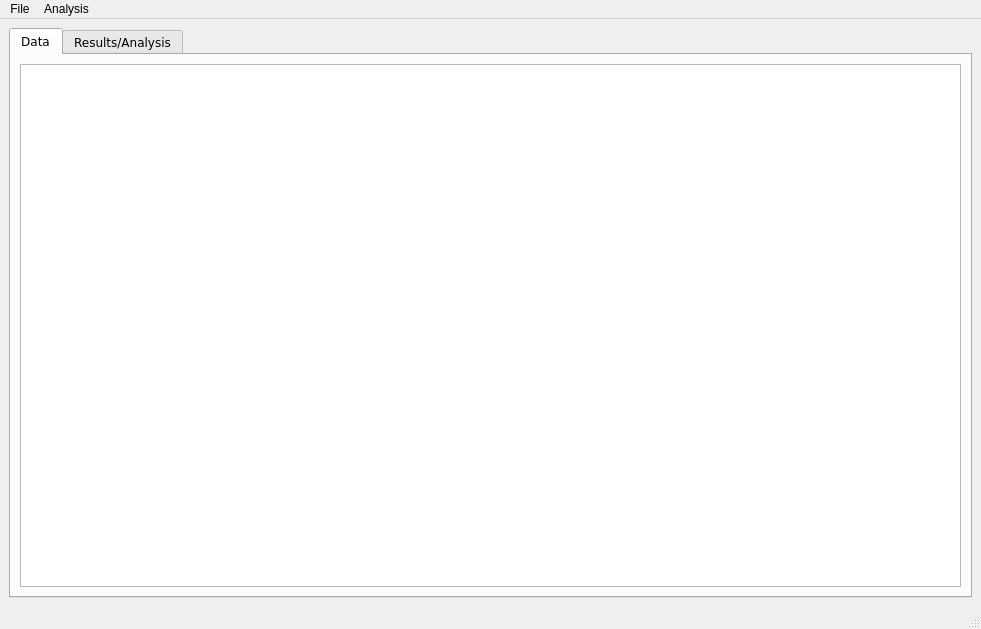
The window that meta.ui (bwallace/OpenMeta-analyst-) describes before a commit, drawn with Qt 5.
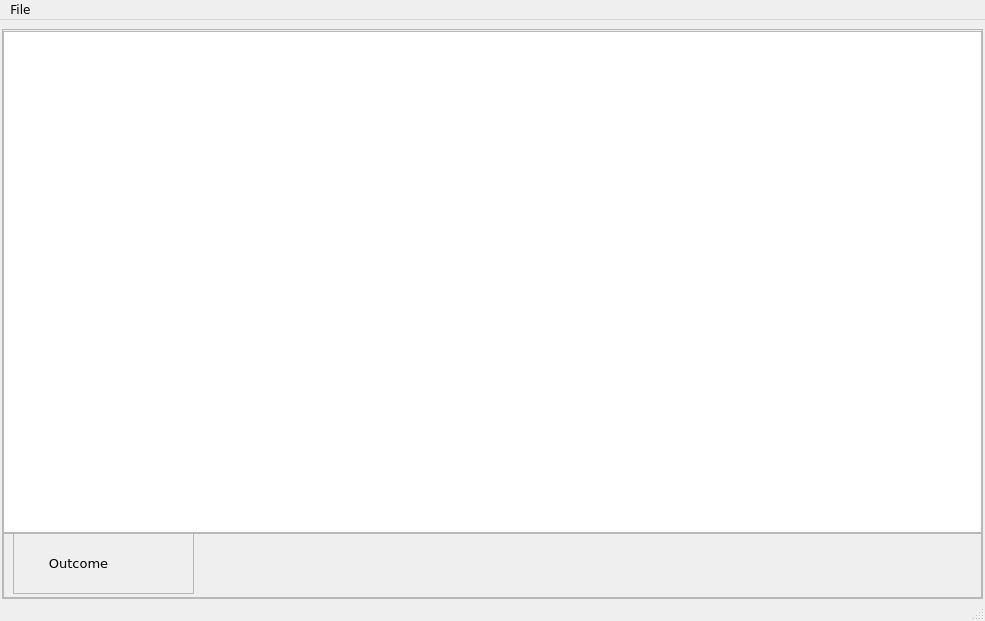
The same window after the commit. Icons and pictures are not drawn.

What changed in the file:
```diff
--- a/meta.ui
+++ b/meta.ui
@@ -6,10 +6,15 @@
    <rect>
     <x>0</x>
     <y>0</y>
-    <width>981</width>
-    <height>629</height>
+    <width>985</width>
+    <height>621</height>
    </rect>
   </property>
+  <property name="font">
+   <font>
+    <family>Verdana</family>
+   </font>
+  </property>
   <property name="windowTitle">
    <string>OpenMeta</string>
   </property>
@@ -18,35 +23,263 @@
     <normaloff>images/meta.png</normaloff>images/meta.png</iconset>
   </property>
   <widget class="QWidget" name="centralwidget">
+   <property name="font">
+    <font>
+     <family>Verdana</family>
+    </font>
+   </property>
+   <property name="cursor">
+    <cursorShape>ArrowCursor</cursorShape>
+   </property>
    <layout class="QHBoxLayout" name="horizontalLayout">
+    <property name="spacing">
+     <number>0</number>
+    </property>
+    <property name="leftMargin">
+     <number>2</number>
+    </property>
+    <property name="rightMargin">
+     <number>2</number>
+    </property>
+    <property name="bottomMargin">
+     <number>0</number>
+    </property>
     <item>
-     <widget class="QTabWidget" name="tabWidget">
-      <property name="font">
-       <font>
-        <family>Verdana</family>
-       </font>
+     <widget class="QFrame" name="nav_frame">
+      <property name="frameShape">
+       <enum>QFrame::StyledPanel</enum>
       </property>
-      <property name="currentIndex">
-       <number>0</number>
+      <property name="frameShadow">
+       <enum>QFrame::Raised</enum>
       </property>
-      <widget class="QWidget" name="dataTab">
-       <property name="statusTip">
-        <string/>
+      <layout class="QVBoxLayout" name="verticalLayout_2">
+       <property name="spacing">
+        <number>1</number>
        </property>
-       <attribute name="title">
-        <string>Data</string>
-       </attribute>
-       <layout class="QHBoxLayout" name="horizontalLayout_2">
-        <item>
-         <widget class="QTableView" name="tableView"/>
-        </item>
-       </layout>
-      </widget>
-      <widget class="QWidget" name="resultsTab">
-       <attribute name="title">
-        <string>Results/Analysis</string>
-       </attribute>
-      </widget>
+       <property name="leftMargin">
+        <number>0</number>
+       </property>
+       <property name="topMargin">
+        <number>1</number>
+       </property>
+       <property name="rightMargin">
+        <number>0</number>
+       </property>
+       <property name="bottomMargin">
+        <number>0</number>
+       </property>
+       <item>
+        <layout class="QVBoxLayout" name="verticalLayout">
+         <property name="spacing">
+          <number>0</number>
+         </property>
+         <property name="bottomMargin">
+          <number>0</number>
+         </property>
+         <item>
+          <widget class="QTableView" name="tableView">
+           <property name="sizePolicy">
+            <sizepolicy hsizetype="Expanding" vsizetype="Expanding">
+             <horstretch>0</horstretch>
+             <verstretch>0</verstretch>
+            </sizepolicy>
+           </property>
+          </widget>
+         </item>
+         <item>
+          <widget class="QFrame" name="frame">
+           <property name="minimumSize">
+            <size>
+             <width>0</width>
+             <height>65</height>
+            </size>
+           </property>
+           <property name="frameShape">
+            <enum>QFrame::StyledPanel</enum>
+           </property>
+           <property name="frameShadow">
+            <enum>QFrame::Raised</enum>
+           </property>
+           <widget class="QFrame" name="frame_2">
+            <property name="geometry">
+             <rect>
+              <x>10</x>
+              <y>0</y>
+              <width>181</width>
+              <height>61</height>
+             </rect>
+            </property>
+            <property name="frameShape">
+             <enum>QFrame::StyledPanel</enum>
+            </property>
+            <property name="frameShadow">
+             <enum>QFrame::Raised</enum>
+            </property>
+            <widget class="QToolButton" name="nav_left_btn">
+             <property name="geometry">
+              <rect>
+               <x>0</x>
+               <y>10</y>
+               <width>20</width>
+               <height>41</height>
+              </rect>
+             </property>
+             <property name="text">
+              <string/>
+             </property>
+             <property name="icon">
+              <iconset resource="images/icons.qrc">
+               <normaloff>:/images/left_arrow.png</normaloff>:/images/left_arrow.png</iconset>
+             </property>
+             <property name="iconSize">
+              <size>
+               <width>64</width>
+               <height>64</height>
+              </size>
+             </property>
+             <property name="autoRaise">
+              <bool>true</bool>
+             </property>
+            </widget>
+            <widget class="QToolButton" name="nav_up_btn">
+             <property name="geometry">
+              <rect>
+               <x>40</x>
+               <y>0</y>
+               <width>51</width>
+               <height>20</height>
+              </rect>
+             </property>
+             <property name="text">
+              <string/>
+             </property>
+             <property name="icon">
+              <iconset resource="images/icons.qrc">
+               <normaloff>:/images/up_arrow.png</normaloff>:/images/up_arrow.png</iconset>
+             </property>
+             <property name="iconSize">
+              <size>
+               <width>64</width>
+               <height>64</height>
+              </size>
+             </property>
+             <property name="autoRaise">
+              <bool>true</bool>
+             </property>
+            </widget>
+            <widget class="QToolButton" name="nav_down_btn">
+             <property name="geometry">
+              <rect>
+               <x>40</x>
+               <y>40</y>
+               <width>51</width>
+               <height>20</height>
+              </rect>
+             </property>
+             <property name="text">
+              <string/>
+             </property>
+             <property name="icon">
+              <iconset resource="images/icons.qrc">
+               <normaloff>:/images/down_arrow.png</normaloff>:/images/down_arrow.png</iconset>
+             </property>
+             <property name="iconSize">
+              <size>
+               <width>64</width>
+               <height>64</height>
+              </size>
+             </property>
+             <property name="toolButtonStyle">
+              <enum>Qt::ToolButtonIconOnly</enum>
+             </property>
+             <property name="autoRaise">
+              <bool>true</bool>
+             </property>
+             <property name="arrowType">
+              <enum>Qt::NoArrow</enum>
+             </property>
+            </widget>
+            <widget class="QLabel" name="nav_lbl">
+             <property name="geometry">
+              <rect>
+               <x>20</x>
+               <y>20</y>
+               <width>91</width>
+               <height>21</height>
+              </rect>
+             </property>
+             <property name="font">
+              <font>
+               <pointsize>10</pointsize>
+               <weight>50</weight>
+               <bold>false</bold>
+              </font>
+             </property>
+             <property name="text">
+              <string>Outcome</string>
+             </property>
+             <property name="alignment">
+              <set>Qt::AlignCenter</set>
+             </property>
+            </widget>
+            <widget class="QToolButton" name="nav_right_btn">
+             <property name="geometry">
+              <rect>
+               <x>110</x>
+               <y>10</y>
+               <width>20</width>
+               <height>41</height>
+              </rect>
+             </property>
+             <property name="text">
+              <string/>
+             </property>
+             <property name="icon">
+              <iconset resource="images/icons.qrc">
+               <normaloff>:/images/right_arrow.png</normaloff>:/images/right_arrow.png</iconset>
+             </property>
+             <property name="iconSize">
+              <size>
+               <width>64</width>
+               <height>64</height>
+              </size>
+             </property>
+             <property name="autoRaise">
+              <bool>true</bool>
+             </property>
+            </widget>
+            <widget class="QToolButton" name="nav_add_btn">
+             <property name="geometry">
+              <rect>
+               <x>130</x>
+               <y>10</y>
+               <width>51</width>
+               <height>41</height>
+              </rect>
+             </property>
+             <property name="text">
+              <string/>
+             </property>
+             <property name="icon">
+              <iconset resource="images/icons.qrc">
+               <normaloff>:/images/function_icon_set/add_48.png</normaloff>:/images/function_icon_set/add_48.png</iconset>
+             </property>
+             <property name="iconSize">
+              <size>
+               <width>64</width>
+               <height>64</height>
+              </size>
+             </property>
+             <property name="autoRaise">
+              <bool>true</bool>
+             </property>
+            </widget>
+           </widget>
+          </widget>
+         </item>
+        </layout>
+       </item>
+      </layout>
      </widget>
     </item>
    </layout>
@@ -56,7 +289,7 @@
     <rect>
      <x>0</x>
      <y>0</y>
-     <width>981</width>
+     <width>985</width>
      <height>21</height>
     </rect>
    </property>
@@ -64,21 +297,8 @@
     <property name="title">
      <string>File</string>
     </property>
-    <widget class="QMenu" name="menuNew_Dataset">
-     <property name="title">
-      <string>New Dataset...</string>
-     </property>
-     <addaction name="actionContinuous"/>
-    </widget>
-    <addaction name="menuNew_Dataset"/>
-   </widget>
-   <widget class="QMenu" name="menuAnalysis">
-    <property name="title">
-     <string>Analysis</string>
-    </property>
    </widget>
    <addaction name="menuFile"/>
-   <addaction name="menuAnalysis"/>
   </widget>
   <widget class="QStatusBar" name="statusbar"/>
   <action name="actionBinary">
```
Left out of the diff: 20 changed lines with no effect on the pictures.
